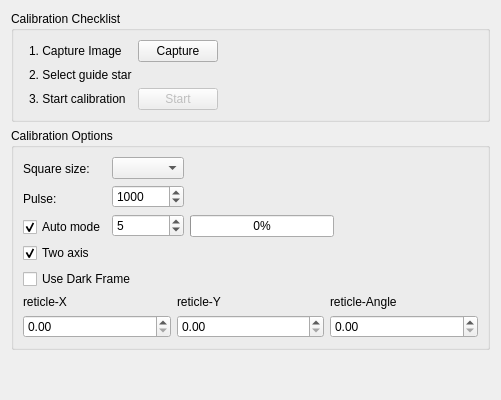
Old version of the form kstars/ekos/guide/rcalibration.ui in the repository KDE/kstars.
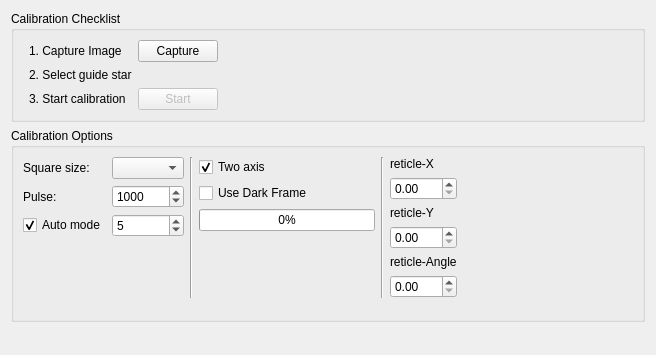
New version of the form. Custom widgets are drawn as their Qt base class.

Commit message: minor GUI improvement in calibration module

```diff
--- a/kstars/ekos/guide/rcalibration.ui
+++ b/kstars/ekos/guide/rcalibration.ui
@@ -6,8 +6,8 @@
    <rect>
     <x>0</x>
     <y>0</y>
-    <width>501</width>
-    <height>400</height>
+    <width>656</width>
+    <height>355</height>
    </rect>
   </property>
   <property name="minimumSize">
@@ -16,7 +16,7 @@
     <height>0</height>
    </size>
   </property>
-  <layout class="QVBoxLayout" name="verticalLayout_5">
+  <layout class="QVBoxLayout" name="verticalLayout_4">
    <item>
     <widget class="QGroupBox" name="groupBox_3">
      <property name="title">
@@ -137,43 +137,29 @@
      <property name="title">
       <string>Calibration Options</string>
      </property>
-     <layout class="QVBoxLayout" name="verticalLayout">
+     <layout class="QVBoxLayout" name="verticalLayout_3">
       <item>
        <layout class="QHBoxLayout" name="horizontalLayout_2">
         <item>
-         <layout class="QVBoxLayout" name="verticalLayout_2">
-          <item>
+         <layout class="QGridLayout" name="gridLayout_2">
+          <item row="0" column="0">
            <widget class="QLabel" name="l_25">
             <property name="text">
              <string>Square size:</string>
             </property>
            </widget>
           </item>
-          <item>
+          <item row="0" column="2">
+           <widget class="QComboBox" name="comboBox_SquareSize"/>
+          </item>
+          <item row="1" column="0">
            <widget class="QLabel" name="l_29">
             <property name="text">
              <string>Pulse:</string>
             </property>
            </widget>
           </item>
-          <item>
-           <widget class="QCheckBox" name="checkBox_AutoMode">
-            <property name="text">
-             <string>Auto mode</string>
-            </property>
-            <property name="checked">
-             <bool>true</bool>
-            </property>
-           </widget>
-          </item>
-         </layout>
-        </item>
-        <item>
-         <layout class="QVBoxLayout" name="verticalLayout_3">
-          <item>
-           <widget class="QComboBox" name="comboBox_SquareSize"/>
-          </item>
-          <item>
+          <item row="1" column="2">
            <widget class="QSpinBox" name="spinBox_Pulse">
             <property name="minimum">
              <number>100</number>
@@ -189,7 +175,17 @@
             </property>
            </widget>
           </item>
-          <item>
+          <item row="2" column="0" colspan="2">
+           <widget class="QCheckBox" name="checkBox_AutoMode">
+            <property name="text">
+             <string>Auto mode</string>
+            </property>
+            <property name="checked">
+             <bool>true</bool>
+            </property>
+           </widget>
+          </item>
+          <item row="2" column="2">
            <widget class="QSpinBox" name="spinBox_DriftTime">
             <property name="minimum">
              <number>3</number>
@@ -202,11 +198,7 @@
             </property>
            </widget>
           </item>
-         </layout>
-        </item>
-        <item>
-         <layout class="QVBoxLayout" name="verticalLayout_4">
-          <item>
+          <item row="3" column="1" colspan="2">
            <spacer name="verticalSpacer_2">
             <property name="orientation">
              <enum>Qt::Vertical</enum>
@@ -219,43 +211,17 @@
             </property>
            </spacer>
           </item>
-          <item>
-           <layout class="QHBoxLayout" name="horizontalLayout">
-            <item>
-             <widget class="QProgressBar" name="progressBar">
-              <property name="enabled">
-               <bool>true</bool>
-              </property>
-              <property name="maximum">
-               <number>20</number>
-              </property>
-              <property name="value">
-               <number>0</number>
-              </property>
-             </widget>
+         </layout>
             </item>
             <item>
-             <spacer name="horizontalSpacer_5">
+         <widget class="Line" name="line">
               <property name="orientation">
-               <enum>Qt::Horizontal</enum>
-              </property>
-              <property name="sizeType">
-               <enum>QSizePolicy::MinimumExpanding</enum>
-              </property>
-              <property name="sizeHint" stdset="0">
-               <size>
-                <width>58</width>
-                <height>20</height>
-               </size>
-              </property>
-             </spacer>
-            </item>
-           </layout>
-          </item>
-         </layout>
-        </item>
-       </layout>
-      </item>
+           <enum>Qt::Vertical</enum>
+          </property>
+         </widget>
+        </item>
+        <item>
+         <layout class="QVBoxLayout" name="verticalLayout_2">
       <item>
        <widget class="QCheckBox" name="checkBox_TwoAxis">
         <property name="text">
@@ -277,7 +243,52 @@
        </widget>
       </item>
       <item>
-       <layout class="QHBoxLayout" name="horizontalLayout_12">
+           <layout class="QHBoxLayout" name="horizontalLayout">
+            <item>
+             <widget class="QProgressBar" name="progressBar">
+              <property name="enabled">
+               <bool>true</bool>
+              </property>
+              <property name="sizePolicy">
+               <sizepolicy hsizetype="Expanding" vsizetype="Fixed">
+                <horstretch>0</horstretch>
+                <verstretch>0</verstretch>
+               </sizepolicy>
+              </property>
+              <property name="maximum">
+               <number>20</number>
+              </property>
+              <property name="value">
+               <number>0</number>
+              </property>
+             </widget>
+            </item>
+           </layout>
+          </item>
+          <item>
+           <spacer name="verticalSpacer_3">
+            <property name="orientation">
+             <enum>Qt::Vertical</enum>
+            </property>
+            <property name="sizeHint" stdset="0">
+             <size>
+              <width>20</width>
+              <height>7</height>
+             </size>
+            </property>
+           </spacer>
+          </item>
+         </layout>
+        </item>
+        <item>
+         <widget class="Line" name="line_2">
+          <property name="orientation">
+           <enum>Qt::Vertical</enum>
+          </property>
+         </widget>
+        </item>
+        <item>
+         <layout class="QVBoxLayout" name="verticalLayout">
         <item>
          <layout class="QVBoxLayout" name="verticalLayout_7">
           <item>
@@ -325,6 +336,34 @@
          </layout>
         </item>
        </layout>
+        </item>
+        <item>
+         <spacer name="horizontalSpacer">
+          <property name="orientation">
+           <enum>Qt::Horizontal</enum>
+          </property>
+          <property name="sizeHint" stdset="0">
+           <size>
+            <width>13</width>
+            <height>14</height>
+           </size>
+          </property>
+         </spacer>
+        </item>
+       </layout>
+      </item>
+      <item>
+       <spacer name="verticalSpacer_4">
+        <property name="orientation">
+         <enum>Qt::Vertical</enum>
+        </property>
+        <property name="sizeHint" stdset="0">
+         <size>
+          <width>20</width>
+          <height>12</height>
+         </size>
+        </property>
+       </spacer>
       </item>
      </layout>
     </widget>
```
Lines whose indentation alone changed are shown as unchanged.
